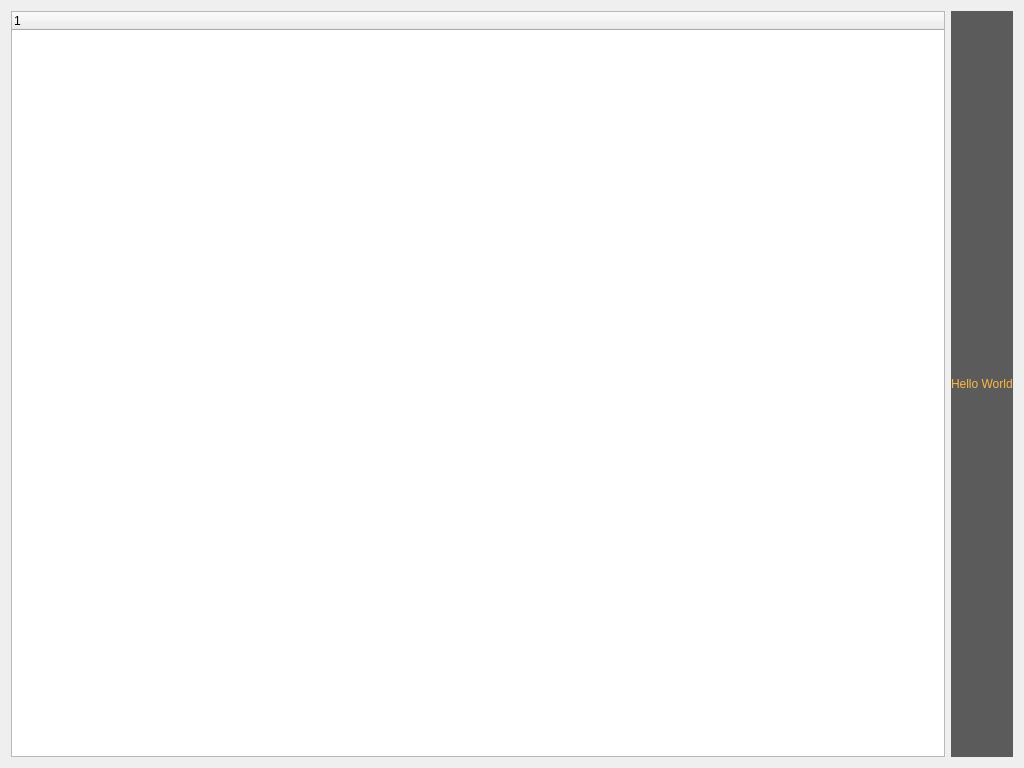
This is TreeWidget/widget.ui in Cwwjj/QtCode as Qt 5 draws it before an edit. The edited form follows.
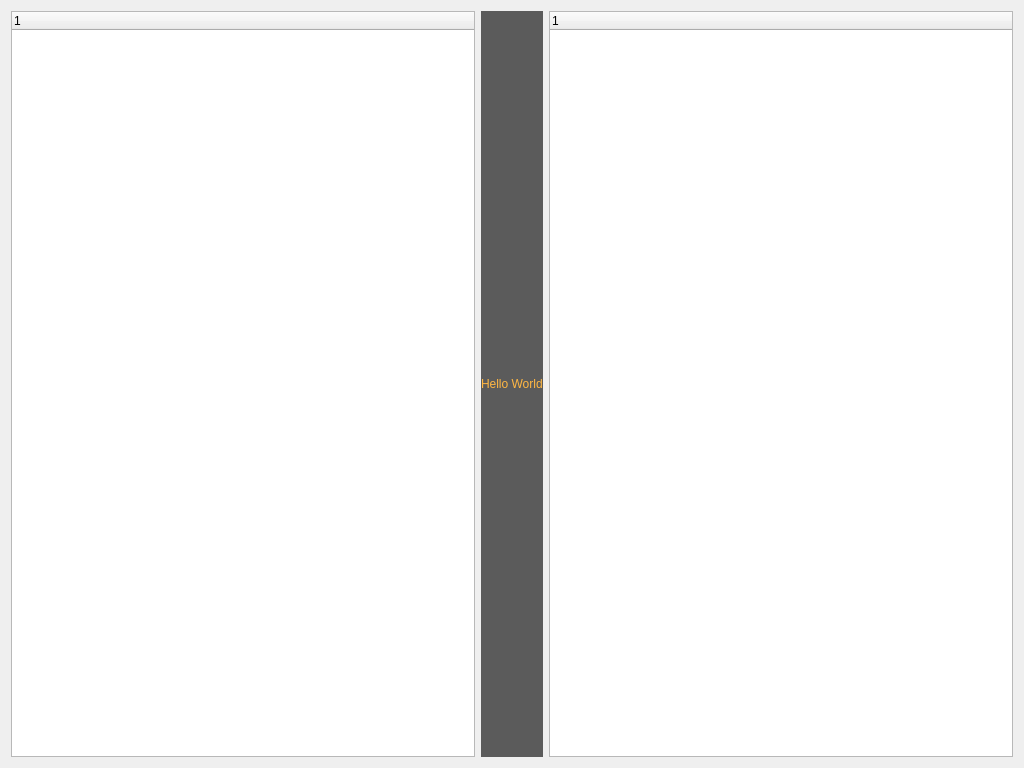
This is the edited form.

Commit message:
树形控件QTreeWidget
1、添加了复选框功能

What changed in the file:
```diff
--- a/TreeWidget/widget.ui
+++ b/TreeWidget/widget.ui
@@ -35,6 +35,15 @@
      </property>
     </widget>
    </item>
+   <item row="0" column="2">
+    <widget class="QTreeWidget" name="treeWidget_2">
+     <column>
+      <property name="text">
+       <string notr="true">1</string>
+      </property>
+     </column>
+    </widget>
+   </item>
   </layout>
  </widget>
  <layoutdefault spacing="6" margin="11"/>
```
The commit also changes 7 other files.
